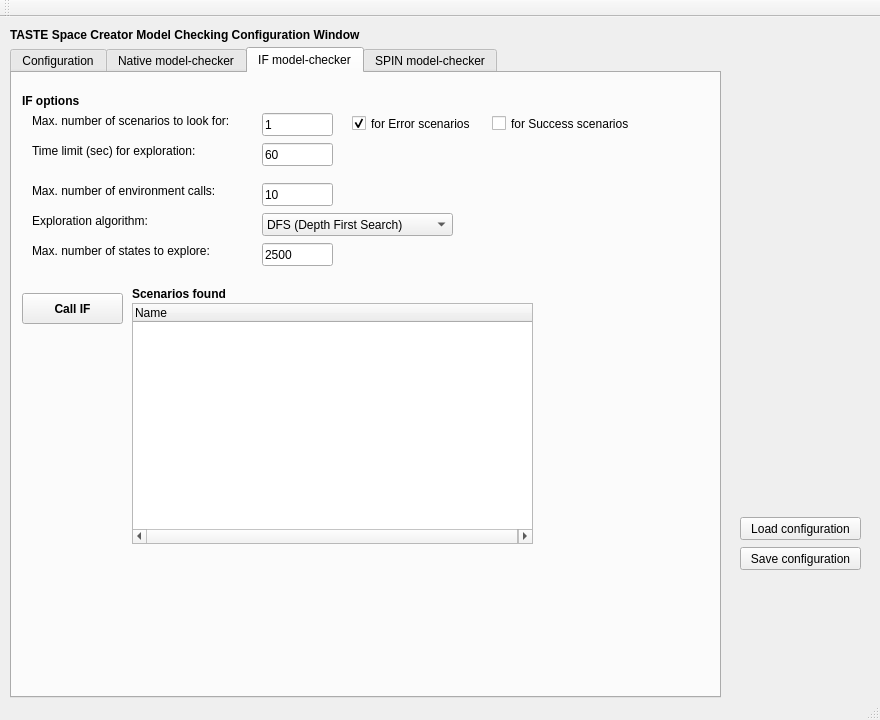
The window that src/libs/libiveditor/modelchecking/modelcheckingwindow.ui (esa/spacecreator) describes before a commit, drawn with Qt 5.
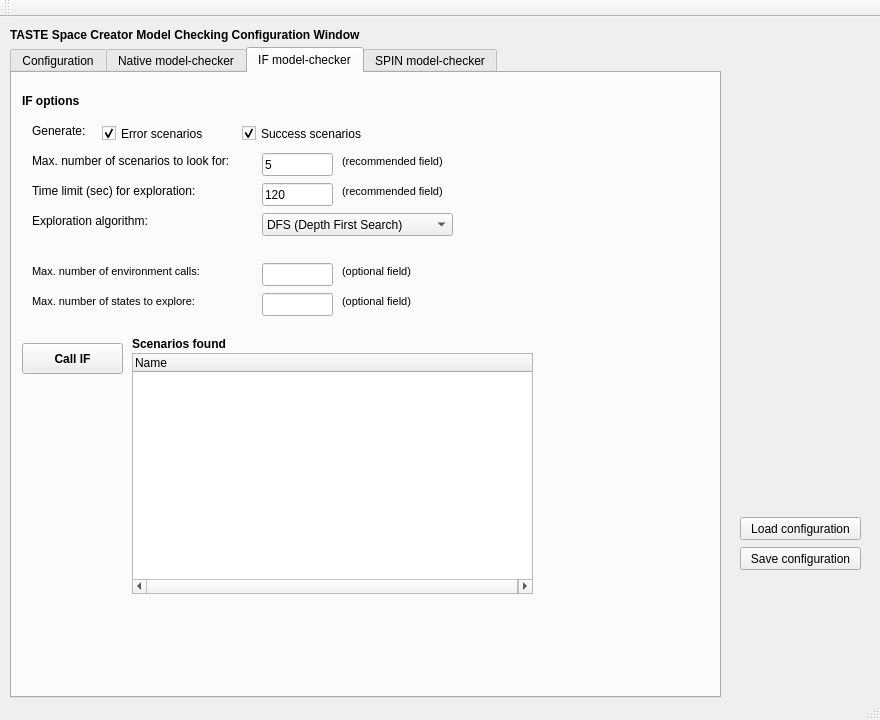
The same window after the commit. The open tabs and pages were chosen to show the change.

Commit message: GUI IF options fine-tuned.

Patch:
```diff
--- a/src/libs/libiveditor/modelchecking/modelcheckingwindow.ui
+++ b/src/libs/libiveditor/modelchecking/modelcheckingwindow.ui
@@ -207,11 +207,16 @@
       <property name="geometry">
        <rect>
         <x>20</x>
-        <y>110</y>
+        <y>190</y>
         <width>231</width>
         <height>16</height>
        </rect>
       </property>
+      <property name="font">
+       <font>
+        <pointsize>8</pointsize>
+       </font>
+      </property>
       <property name="text">
        <string>Max. number of environment calls:</string>
       </property>
@@ -220,7 +225,7 @@
       <property name="geometry">
        <rect>
         <x>20</x>
-        <y>40</y>
+        <y>80</y>
         <width>231</width>
         <height>16</height>
        </rect>
@@ -233,11 +238,16 @@
       <property name="geometry">
        <rect>
         <x>20</x>
-        <y>170</y>
+        <y>220</y>
         <width>211</width>
         <height>16</height>
        </rect>
       </property>
+      <property name="font">
+       <font>
+        <pointsize>8</pointsize>
+       </font>
+      </property>
       <property name="text">
        <string>Max. number of states to explore:</string>
       </property>
@@ -259,7 +269,7 @@
       <property name="geometry">
        <rect>
         <x>20</x>
-        <y>70</y>
+        <y>110</y>
         <width>201</width>
         <height>16</height>
        </rect>
@@ -272,52 +282,52 @@
       <property name="geometry">
        <rect>
         <x>250</x>
-        <y>110</y>
+        <y>190</y>
         <width>71</width>
         <height>23</height>
        </rect>
       </property>
       <property name="text">
-       <string>10</string>
+       <string/>
       </property>
      </widget>
      <widget class="QLineEdit" name="lineEdit_maxNumScenarios">
       <property name="geometry">
        <rect>
         <x>250</x>
-        <y>40</y>
+        <y>80</y>
         <width>71</width>
         <height>23</height>
        </rect>
       </property>
       <property name="text">
-       <string>1</string>
+       <string>5</string>
       </property>
      </widget>
      <widget class="QLineEdit" name="lineEdit_maxNumStates">
       <property name="geometry">
        <rect>
         <x>250</x>
-        <y>170</y>
+        <y>220</y>
         <width>71</width>
         <height>23</height>
        </rect>
       </property>
       <property name="text">
-       <string>2500</string>
+       <string/>
       </property>
      </widget>
      <widget class="QLineEdit" name="lineEdit_timeLimit">
       <property name="geometry">
        <rect>
         <x>250</x>
-        <y>70</y>
+        <y>110</y>
         <width>71</width>
         <height>23</height>
        </rect>
       </property>
       <property name="text">
-       <string>60</string>
+       <string>120</string>
       </property>
      </widget>
      <widget class="QComboBox" name="comboBox_expAlgorithm">
@@ -344,7 +354,7 @@
       <property name="geometry">
        <rect>
         <x>10</x>
-        <y>220</y>
+        <y>270</y>
         <width>101</width>
         <height>31</height>
        </rect>
@@ -363,7 +373,7 @@
       <property name="geometry">
        <rect>
         <x>120</x>
-        <y>230</y>
+        <y>280</y>
         <width>401</width>
         <height>241</height>
        </rect>
@@ -386,14 +396,14 @@
      <widget class="QCheckBox" name="checkBox_errorScenarios">
       <property name="geometry">
        <rect>
-        <x>340</x>
-        <y>40</y>
+        <x>90</x>
+        <y>50</y>
         <width>141</width>
         <height>21</height>
        </rect>
       </property>
       <property name="text">
-       <string>for Error scenarios</string>
+       <string>Error scenarios</string>
       </property>
       <property name="checked">
        <bool>true</bool>
@@ -402,21 +412,24 @@
      <widget class="QCheckBox" name="checkBox_successScenarios">
       <property name="geometry">
        <rect>
-        <x>480</x>
-        <y>40</y>
+        <x>230</x>
+        <y>50</y>
         <width>161</width>
         <height>21</height>
        </rect>
       </property>
       <property name="text">
-       <string>for Success scenarios</string>
+       <string>Success scenarios</string>
+      </property>
+      <property name="checked">
+       <bool>true</bool>
       </property>
      </widget>
      <widget class="QLabel" name="label_13">
       <property name="geometry">
        <rect>
         <x>120</x>
-        <y>210</y>
+        <y>260</y>
         <width>191</width>
         <height>21</height>
        </rect>
@@ -431,6 +444,91 @@
        <string>Scenarios found</string>
       </property>
      </widget>
+     <widget class="QLabel" name="label_10">
+      <property name="geometry">
+       <rect>
+        <x>20</x>
+        <y>50</y>
+        <width>59</width>
+        <height>15</height>
+       </rect>
+      </property>
+      <property name="text">
+       <string>Generate:</string>
+      </property>
+     </widget>
+     <widget class="QLabel" name="label_11">
+      <property name="geometry">
+       <rect>
+        <x>330</x>
+        <y>80</y>
+        <width>151</width>
+        <height>16</height>
+       </rect>
+      </property>
+      <property name="font">
+       <font>
+        <pointsize>8</pointsize>
+       </font>
+      </property>
+      <property name="text">
+       <string>(recommended field)</string>
+      </property>
+     </widget>
+     <widget class="QLabel" name="label_12">
+      <property name="geometry">
+       <rect>
+        <x>330</x>
+        <y>110</y>
+        <width>151</width>
+        <height>16</height>
+       </rect>
+      </property>
+      <property name="font">
+       <font>
+        <pointsize>8</pointsize>
+       </font>
+      </property>
+      <property name="text">
+       <string>(recommended field)</string>
+      </property>
+     </widget>
+     <widget class="QLabel" name="label_14">
+      <property name="geometry">
+       <rect>
+        <x>330</x>
+        <y>190</y>
+        <width>151</width>
+        <height>16</height>
+       </rect>
+      </property>
+      <property name="font">
+       <font>
+        <pointsize>8</pointsize>
+       </font>
+      </property>
+      <property name="text">
+       <string>(optional field)</string>
+      </property>
+     </widget>
+     <widget class="QLabel" name="label_16">
+      <property name="geometry">
+       <rect>
+        <x>330</x>
+        <y>220</y>
+        <width>151</width>
+        <height>16</height>
+       </rect>
+      </property>
+      <property name="font">
+       <font>
+        <pointsize>8</pointsize>
+       </font>
+      </property>
+      <property name="text">
+       <string>(optional field)</string>
+      </property>
+     </widget>
     </widget>
     <widget class="QWidget" name="tab_4">
      <attribute name="title">
```
Left out of the diff: 2 changed lines with no effect on the pictures. The commit also changes 2 other files.
